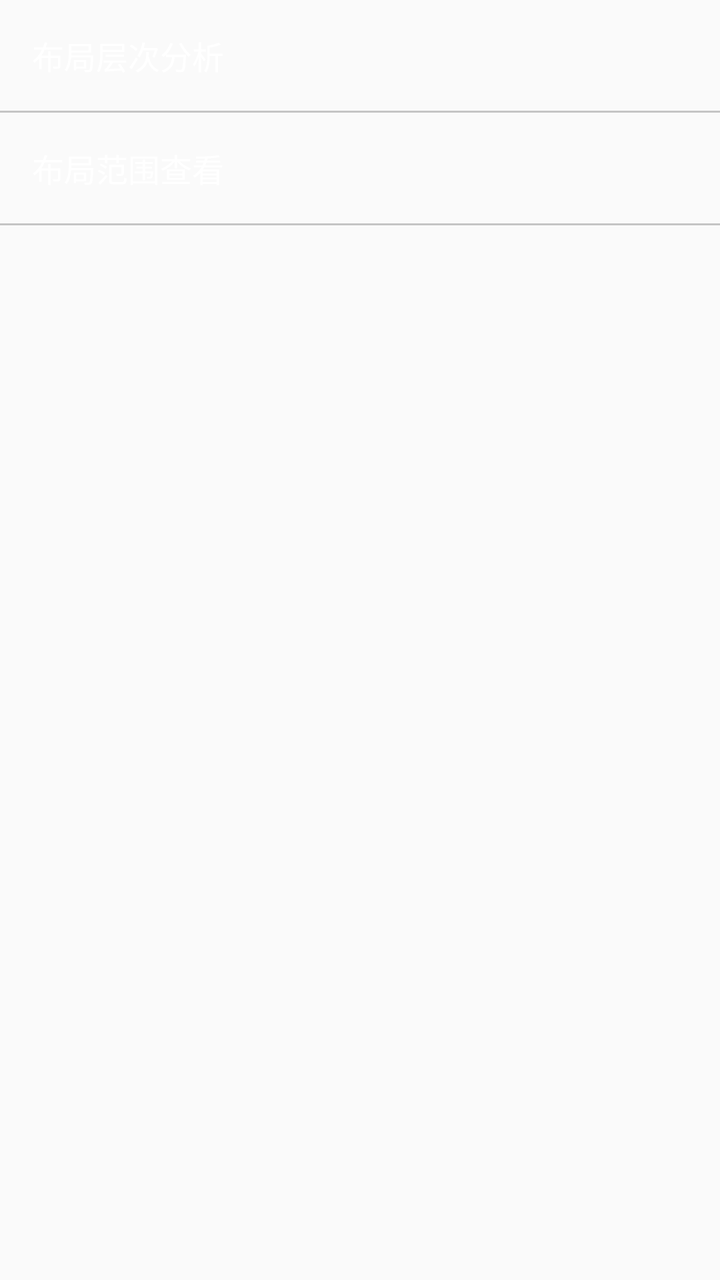
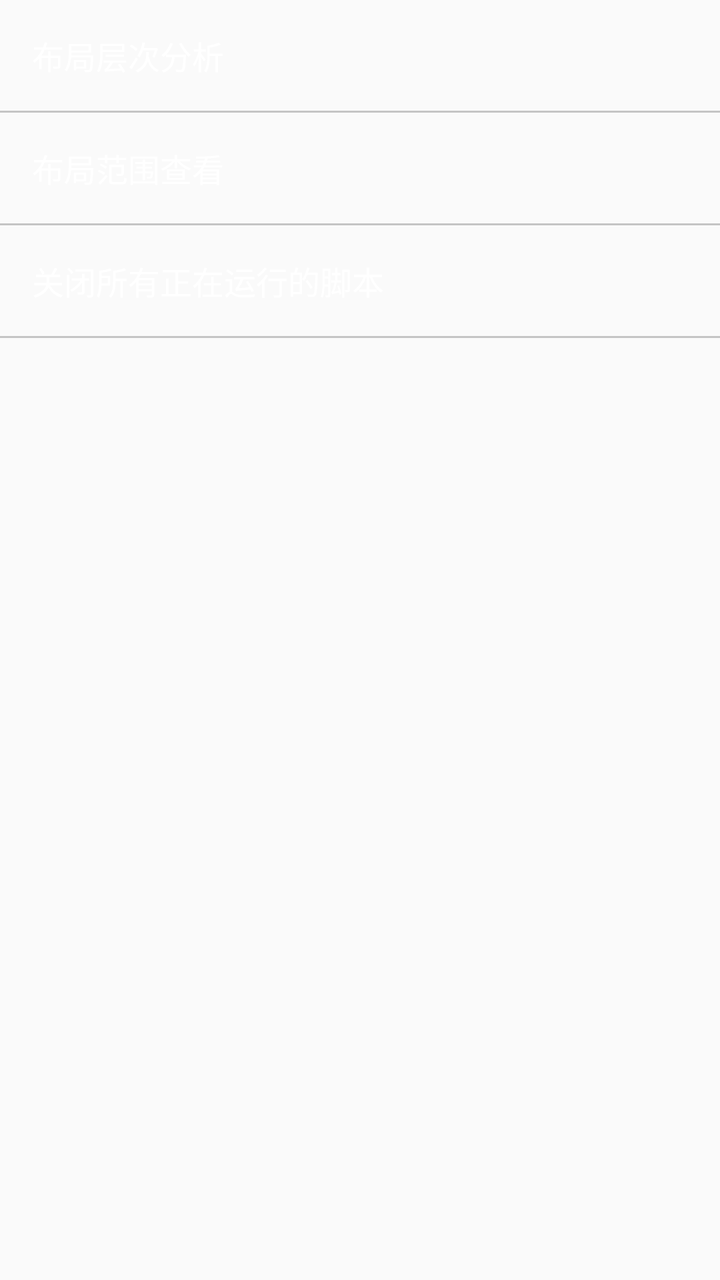

Two renders of the same Android screen: before a commit and after it. Below are the layout's source before the change and the commit's diff.
<!-- AndroidManifest.xml: application theme AppTheme -->
<!-- res/layout/floating_window_main_menu.xml -->
<?xml version="1.0" encoding="utf-8"?>
<LinearLayout xmlns:android="http://schemas.android.com/apk/res/android"
              android:layout_width="match_parent"
              android:layout_height="match_parent"
              android:orientation="vertical"
              android:theme="@style/AppTheme">

    <TextView
        android:id="@+id/layout_hierarchy"
        android:layout_width="match_parent"
        android:layout_height="wrap_content"
        android:background="?selectableItemBackground"
        android:padding="16dp"
        android:text="@string/text_layout_hierarchy"
        android:textColor="@android:color/primary_text_dark"
        android:textSize="16sp"/>

    <View
        android:layout_width="match_parent"
        android:layout_height="1dp"
        android:background="#c4c4c4"/>

    <TextView
        android:id="@+id/layout_bounds"
        android:layout_width="match_parent"
        android:layout_height="wrap_content"
        android:background="?selectableItemBackground"
        android:padding="16dp"
        android:text="@string/text_layout_bounds"
        android:textColor="@android:color/primary_text_dark"
        android:textSize="16sp"/>

    <View
        android:layout_width="match_parent"
        android:layout_height="1dp"
        android:background="#c4c4c4"/>
</LinearLayout>
<!-- resources referenced by this layout -->
<resources>
  <string name="text_layout_bounds">布局范围查看</string>
  <string name="text_layout_hierarchy">布局层次分析</string>
  <style name="AppTheme" parent="Theme.AppCompat.Light.NoActionBar">
          
          <item name="colorPrimary">@color/colorPrimary</item>
          <item name="colorPrimaryDark">@color/colorPrimaryDark</item>
          <item name="colorAccent">@color/colorAccent</item>
      </style>
  <color name="colorPrimary">#8ea22a</color>
  <color name="colorPrimaryDark">#5e6b1e</color>
  <color name="colorAccent">#8ea22a</color>
</resources>

<!-- the commit's change to res/layout/floating_window_main_menu.xml (unified diff, before → after) -->
@@ -34,4 +34,19 @@
         android:layout_width="match_parent"
         android:layout_height="1dp"
         android:background="#c4c4c4"/>
+
+    <TextView
+        android:id="@+id/stop_all_running_scripts"
+        android:layout_width="match_parent"
+        android:layout_height="wrap_content"
+        android:background="?selectableItemBackground"
+        android:padding="16dp"
+        android:text="@string/text_close_all_running_scripts"
+        android:textColor="@android:color/primary_text_dark"
+        android:textSize="16sp"/>
+
+    <View
+        android:layout_width="match_parent"
+        android:layout_height="1dp"
+        android:background="#c4c4c4"/>
 </LinearLayout>
<!-- resource entries referenced after the edit -->
@@ -1,5 +1,6 @@
 <!-- resources referenced by this layout -->
 <resources>
+  <string name="text_close_all_running_scripts">关闭所有正在运行的脚本</string>
   <string name="text_layout_bounds">布局范围查看</string>
   <string name="text_layout_hierarchy">布局层次分析</string>
   <style name="AppTheme" parent="Theme.AppCompat.Light.NoActionBar">
@@ -8,8 +9,8 @@
           <item name="colorPrimaryDark">@color/colorPrimaryDark</item>
           <item name="colorAccent">@color/colorAccent</item>
       </style>
-  <color name="colorPrimary">#8ea22a</color>
-  <color name="colorPrimaryDark">#5e6b1e</color>
-  <color name="colorAccent">#8ea22a</color>
+  <color name="colorPrimary">#009688</color>
+  <color name="colorPrimaryDark">#00796B</color>
+  <color name="colorAccent">#FF4081</color>
 </resources>
 
